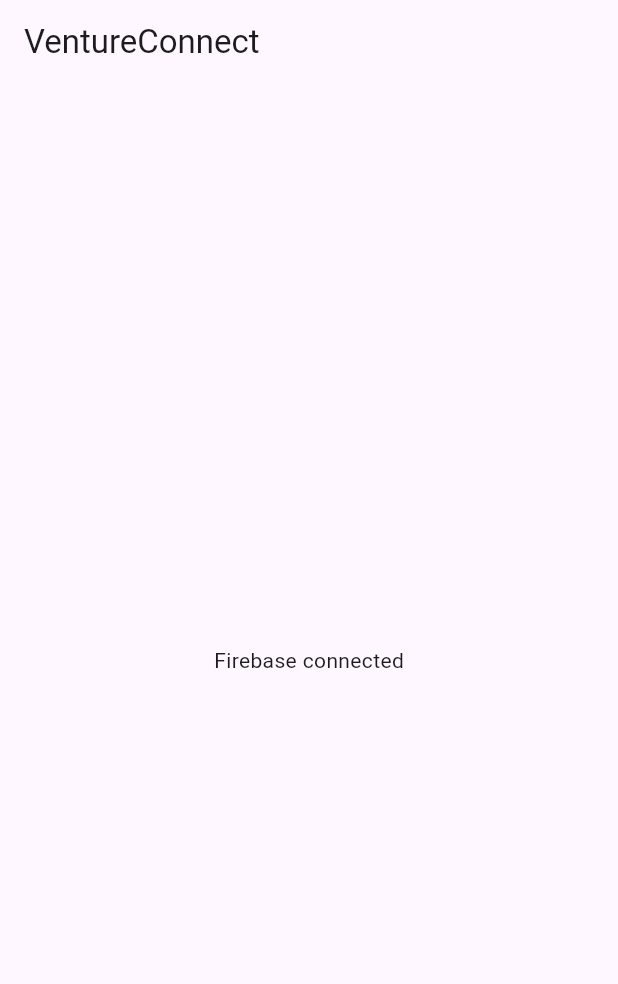
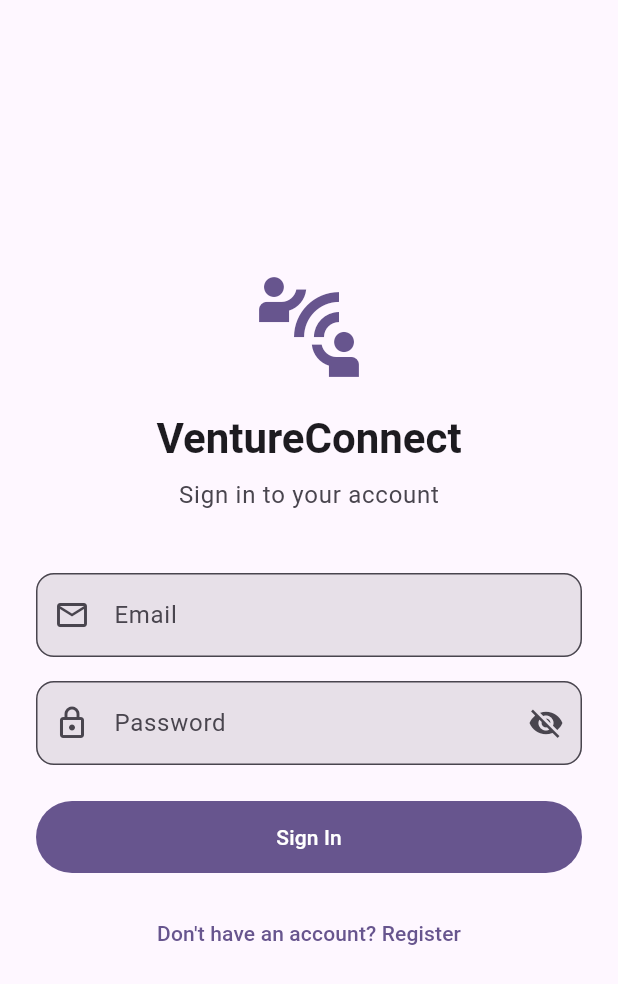
Before and after one commit to engEugene/alu-intern, a Flutter app: the screen it shows after launch, on a phone screen of 412 x 824 dp. Shown: the top 984 px of the screen. Run offline on Flutter 3.47's test engine with Material 3 defaults, Android fonts, the phone set to English and light mode, and no system bars; our stand-ins replace firebase_auth, firebase_core, flutter_riverpod; accounts and stored records are empty.

Commit message:
setup email and password authentication

```diff
--- /dev/null
+++ b/lib/core/theme.dart
@@ -0,0 +1,21 @@
+import 'package:flutter/material.dart';
+
+final class AppTheme {
+  AppTheme._();
+
+  static const _seed = Color(0xFF6C3FC5);
+
+  static ThemeData get light => ThemeData(
+    colorScheme: ColorScheme.fromSeed(
+      seedColor: _seed,
+      brightness: Brightness.light,
+    ),
+    useMaterial3: true,
+    inputDecorationTheme: InputDecorationTheme(
+      filled: true,
+      border: OutlineInputBorder(
+        borderRadius: BorderRadius.circular(12),
+      ),
+    ),
+  );
+}
--- /dev/null
+++ b/lib/features/auth/screens/login_screen.dart
@@ -0,0 +1,121 @@
+import 'package:flutter/material.dart';
+import 'package:flutter_riverpod/flutter_riverpod.dart';
+
+import '../providers/auth_provider.dart';
+import 'register_screen.dart';
+
+final class LoginScreen extends ConsumerStatefulWidget {
+  const LoginScreen({super.key});
+
+  @override
+  ConsumerState<LoginScreen> createState() => _LoginScreenState();
+}
+
+final class _LoginScreenState extends ConsumerState<LoginScreen> {
+  final _formKey = GlobalKey<FormState>();
+  final _emailCtl = TextEditingController();
+  final _passwordCtl = TextEditingController();
+  bool _obscure = true;
+
+  @override
+  void dispose() {
+    _emailCtl.dispose();
+    _passwordCtl.dispose();
+    super.dispose();
+  }
+
+  void _submit() {
+    if (!_formKey.currentState!.validate()) return;
+    ref.read(authProvider.notifier).loginWithEmail(
+      _emailCtl.text.trim(),
+      _passwordCtl.text,
+    );
+  }
+
+  @override
+  Widget build(BuildContext context) {
+    final state = ref.watch(authProvider);
+    final theme = Theme.of(context);
+
+    ref.listen(authProvider, (_, next) {
+      if (next.error != null) {
+        ScaffoldMessenger.of(context)
+          ..hideCurrentSnackBar()
+          ..showSnackBar(SnackBar(content: Text(next.error!)));
+        ref.read(authProvider.notifier).clearError();
+      }
+    });
+
+    return Scaffold(
+      body: SafeArea(
+        child: Center(
+          child: SingleChildScrollView(
+            padding: const EdgeInsets.all(24),
+            child: Form(
+              key: _formKey,
+              child: Column(
+                mainAxisSize: MainAxisSize.min,
+                children: [
+                  Icon(Icons.connect_without_contact, size: 80, color: theme.colorScheme.primary),
+                  const SizedBox(height: 16),
+                  Text('VentureConnect', style: theme.textTheme.headlineMedium?.copyWith(fontWeight: FontWeight.bold)),
+                  const SizedBox(height: 8),
+                  Text('Sign in to your account', style: theme.textTheme.bodyLarge?.copyWith(color: theme.colorScheme.onSurfaceVariant)),
+                  const SizedBox(height: 40),
+                  TextFormField(
+                    controller: _emailCtl,
+                    keyboardType: TextInputType.emailAddress,
+                    textInputAction: TextInputAction.next,
+                    decoration: const InputDecoration(labelText: 'Email', prefixIcon: Icon(Icons.email_outlined)),
+                    validator: (v) {
+                      if (v == null || v.trim().isEmpty) return 'Enter your email';
+                      if (!v.contains('@')) return 'Enter a valid email';
+                      return null;
+                    },
+                  ),
+                  const SizedBox(height: 16),
+                  TextFormField(
+                    controller: _passwordCtl,
+                    obscureText: _obscure,
+                    textInputAction: TextInputAction.done,
+                    onFieldSubmitted: (_) => _submit(),
+                    decoration: InputDecoration(
+                      labelText: 'Password',
+                      prefixIcon: const Icon(Icons.lock_outlined),
+                      suffixIcon: IconButton(
+                        icon: Icon(_obscure ? Icons.visibility_off : Icons.visibility),
+                        onPressed: () => setState(() => _obscure = !_obscure),
+                      ),
+                    ),
+                    validator: (v) {
+                      if (v == null || v.isEmpty) return 'Enter your password';
+                      return null;
+                    },
+                  ),
+                  const SizedBox(height: 24),
+                  SizedBox(
+                    width: double.infinity,
+                    height: 48,
+                    child: FilledButton(
+                      onPressed: state.isLoading ? null : _submit,
+                      child: state.isLoading
+                          ? const SizedBox(width: 20, height: 20, child: CircularProgressIndicator(strokeWidth: 2))
+                          : const Text('Sign In'),
+                    ),
+                  ),
+                  const SizedBox(height: 16),
+                  TextButton(
+                    onPressed: () => Navigator.of(context).push(
+                      MaterialPageRoute(builder: (_) => const RegisterScreen()),
+                    ),
+                    child: const Text("Don't have an account? Register"),
+                  ),
+                ],
+              ),
+            ),
+          ),
+        ),
+      ),
+    );
+  }
+}
--- a/lib/main.dart
+++ b/lib/main.dart
@@ -2,6 +2,10 @@ import 'package:firebase_core/firebase_core.dart';
 import 'package:flutter/material.dart';
 import 'package:flutter_riverpod/flutter_riverpod.dart';
 
+import 'core/theme.dart';
+import 'features/auth/providers/auth_provider.dart';
+import 'features/auth/screens/login_screen.dart';
+import 'features/dashboard/screens/dashboard_screen.dart';
 import 'firebase_options.dart';
 
 void main() async {
@@ -9,36 +13,45 @@ void main() async {
   await Firebase.initializeApp(
     options: DefaultFirebaseOptions.currentPlatform,
   );
-  runApp(const ProviderScope(child: App()));
+  runApp(const ProviderScope(child: VentureConnect()));
 }
 
-class App extends StatelessWidget {
-  const App({super.key});
+final class VentureConnect extends StatelessWidget {
+  const VentureConnect({super.key});
 
   @override
   Widget build(BuildContext context) {
     return MaterialApp(
       title: 'VentureConnect',
-      theme: ThemeData(
-        colorScheme: ColorScheme.fromSeed(seedColor: Colors.deepPurple),
-      ),
-      home: const HomePage(),
+      debugShowCheckedModeBanner: false,
+      theme: AppTheme.light,
+      home: const AuthGate(),
     );
   }
 }
 
-class HomePage extends StatelessWidget {
-  const HomePage({super.key});
+final class AuthGate extends ConsumerWidget {
+  const AuthGate({super.key});
+
+  @override
+  Widget build(BuildContext context, WidgetRef ref) {
+    final state = ref.watch(authProvider);
+
+    return switch (state.status) {
+      AuthStatus.uninitialized => const _Splash(),
+      AuthStatus.authenticated => const DashboardScreen(),
+      AuthStatus.unauthenticated => const LoginScreen(),
+    };
+  }
+}
+
+final class _Splash extends StatelessWidget {
+  const _Splash();
 
   @override
   Widget build(BuildContext context) {
-    return Scaffold(
-      appBar: AppBar(
-        title: const Text('VentureConnect'),
-      ),
-      body: const Center(
-        child: Text('Firebase connected'),
-      ),
+    return const Scaffold(
+      body: Center(child: CircularProgressIndicator()),
     );
   }
 }
--- a/pubspec.yaml
+++ b/pubspec.yaml
@@ -43,6 +43,7 @@ dependencies:
 
   # State Management
   flutter_riverpod: ^3.3.2
+  go_router: ^17.3.0
 
 dev_dependencies:
   flutter_test:
```
Also changed, not shown: lib/features/auth/models/app_user.dart (added, +27 -0 lines), lib/features/auth/providers/auth_provider.dart (added, +117 -0 lines), lib/features/auth/screens/register_screen.dart (added, +129 -0 lines), lib/features/dashboard/screens/dashboard_screen.dart (added, +71 -0 lines), pubspec.lock.
